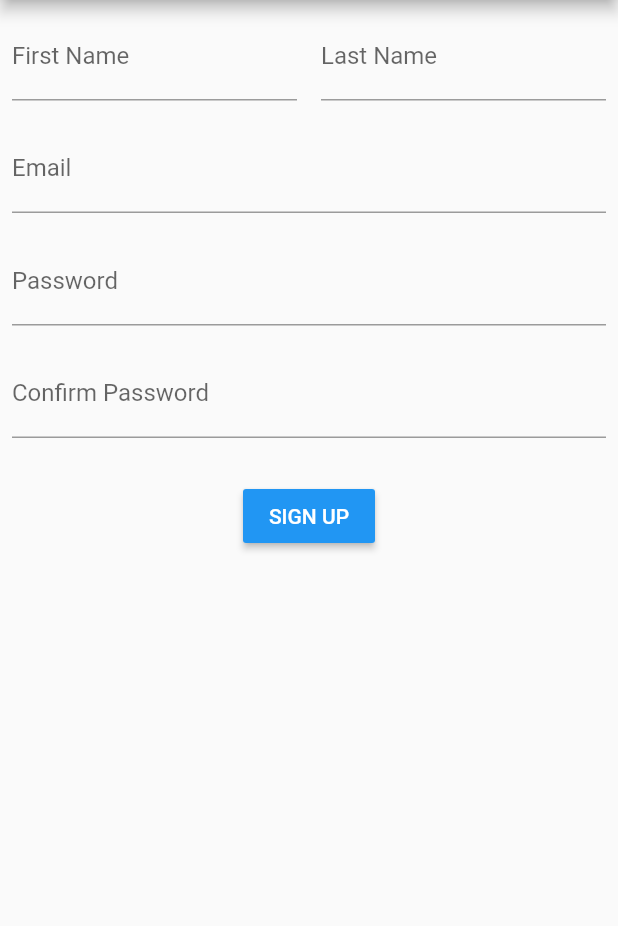
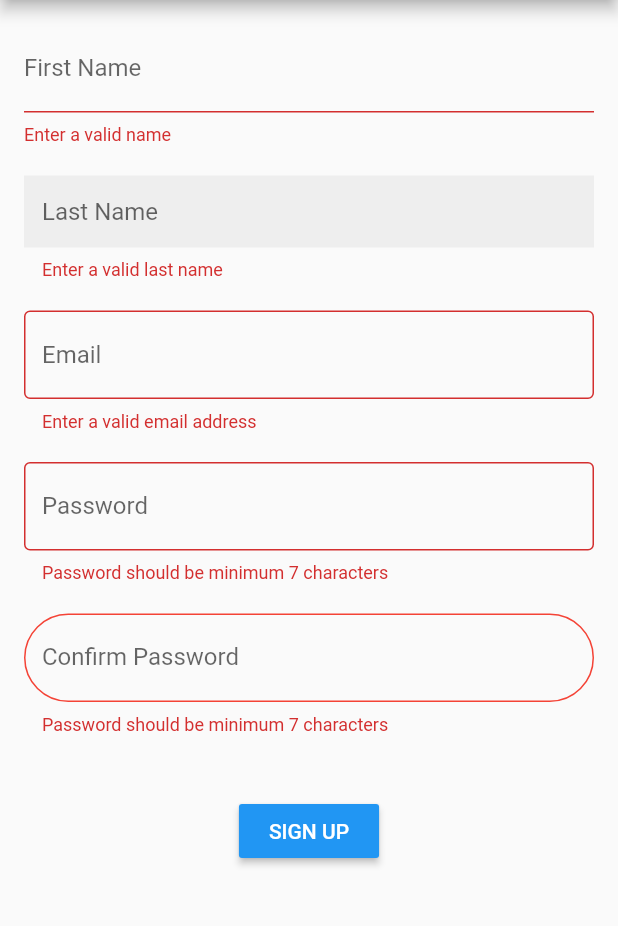
Before and after one commit to hamzawaleed0102/flutter_widgets_showcase, a Flutter app: the FormsScreen screen opened by its route, on a phone screen of 412 x 824 dp, the part 84-1010 px from its top. Run offline on Flutter 3.47's test engine with Material 2 defaults, Android fonts, the phone set to English and light mode, and no system bars; our stand-ins replace validators.

Commit message:
Add form validation and TextFields

```diff
--- /dev/null
+++ b/lib/models/signup_model.dart
@@ -0,0 +1,9 @@
+import 'package:flutter/material.dart';
+
+class SignupModel {
+  String firstName;
+  String lastName;
+  String email;
+  String password;
+  SignupModel({this.firstName, this.lastName, this.email, this.password});
+}
--- a/lib/screens/FormsScreen.dart
+++ b/lib/screens/FormsScreen.dart
@@ -1,62 +1,154 @@
 import 'package:flutter/cupertino.dart';
 import 'package:flutter/material.dart';
 import 'package:flutterplayground/components/SideDrawer.dart';
+import 'package:flutterplayground/models/signup_model.dart';
+import 'package:validators/validators.dart' as validator;
 
 class FormsScreen extends StatefulWidget {
   static const String routeName = "/forms";
   @override
   _FormsScreen createState() => _FormsScreen();
 }
+Future<void> _ackAlert(BuildContext context) {
+  return showDialog<void>(
+    context: context,
+    builder: (BuildContext context) {
+      return AlertDialog(
+        title: Text('Success'),
+        content: const Text('Form validated successfully!'),
+        actions: <Widget>[
+          FlatButton(
+            child: Text('Ok'),
+            onPressed: () {
+              Navigator.of(context).pop();
+            },
+          ),
+        ],
+      );
+    },
+  );
+}
 
 class _FormsScreen extends State<FormsScreen> {
   final _formKey = GlobalKey<FormState>();
+  final _scaffoldKey = GlobalKey<FormState>();
+
+  SignupModel model = new SignupModel();
+  AlertDialog dialog=new AlertDialog();
   @override
   Widget build(BuildContext context) {
-    final halfScreenWidth = MediaQuery.of(context).size.width / 2.0;
     return Scaffold(
+      key: _scaffoldKey,
       drawer: SideDrawer(),
       appBar: AppBar(
         title: Text("Forms"),
         backgroundColor: Colors.blueGrey,
       ),
-      body: Form(
+      body: SingleChildScrollView(
+        child: Padding(
+          padding: const EdgeInsets.all(16.0),
+          child: Form(
             key: _formKey,
             child: Column(
               children: <Widget>[
-            Row(
-              crossAxisAlignment: CrossAxisAlignment.start,
-              mainAxisAlignment: MainAxisAlignment.start,
-              children: <Widget>[
-                Container(
-                  width: halfScreenWidth,
-                  child: MyTextField(
-                    hintText: "First Name",
+                TextFormField(
+                  decoration: InputDecoration(
+                    labelText: "First Name",
                   ),
-                ),
-                Container(
-                  width: halfScreenWidth,
-                  child: MyTextField(
-                    hintText: "Last Name",
-                  ),
-                )
-              ],
-            ),
-            MyTextField(
-              hintText: "Email",
-              isEmail: true,
-            ),
-            MyTextField(
-              hintText: "Password",
-              isPassword: true,
-            ),
-            MyTextField(
-              hintText: "Confirm Password",
-              isPassword: true,
+                  autovalidate: true,
+                  validator: (String val) {
+                    if (val.isEmpty) {
+                      return "Enter a valid name";
+                    }
+                    return null;
+                  },
                 ),
                 SizedBox(height: 20),
+                TextFormField(
+                  decoration: InputDecoration(
+                      fillColor: Colors.grey[200],
+                      filled: true,
+                      hintText: "Last Name",
+                      border: InputBorder.none),
+                  autovalidate: true,
+                  validator: (String val) {
+                    if (val.isEmpty) {
+                      return "Enter a valid last name";
+                    }
+                    return null;
+                  },
+                ),
+                SizedBox(height: 20),
+                TextFormField(
+                  decoration: InputDecoration(
+                    hintText: "Email",
+                    border: OutlineInputBorder(),
+                  ),
+                  keyboardType: TextInputType.emailAddress,
+                  autovalidate: true,
+                  validator: (String val) {
+                    if (!validator.isEmail(val)) {
+                      return "Enter a valid email address";
+                    }
+                    return null;
+                  },
+                ),
+                SizedBox(height: 20),
+                TextFormField(
+                  decoration: InputDecoration(
+                    labelText: "Password",
+                    border: OutlineInputBorder(),
+                  ),
+                  autovalidate: true,
+                  validator: (String val) {
+                    if (val.length < 7) {
+                      return "Password should be minimum 7 characters";
+                    }
+                    _formKey.currentState.save();
+                    return null;
+                  },
+                  onSaved: (String value) {
+                    model.password = value;
+                  },
+                ),
+                SizedBox(height: 20),
+                TextFormField(
+                  decoration: InputDecoration(
+                    enabledBorder: OutlineInputBorder(
+                        borderRadius: BorderRadius.all(Radius.circular(40)),
+                        borderSide: BorderSide(color: Colors.blue)),
+                    focusedBorder: OutlineInputBorder(
+                        borderRadius: BorderRadius.all(Radius.circular(40)),
+                        borderSide: BorderSide(color: Colors.green)),
+                    errorBorder: OutlineInputBorder(
+                        borderRadius: BorderRadius.all(Radius.circular(40)),
+                        borderSide: BorderSide(color: Colors.red)),
+                    focusedErrorBorder: OutlineInputBorder(
+                        borderRadius: BorderRadius.all(Radius.circular(40)),
+                        borderSide: BorderSide(color: Colors.red)),
+                    labelText: "Confirm Password",
+                    focusColor: Colors.red,
+                  ),
+                  autovalidate: true,
+                  validator: (String val) {
+                    if (val.length < 7) {
+                      return "Password should be minimum 7 characters";
+                    } else if (model.password != null &&
+                        val != model.password) {
+                      return "Password does not match";
+                    }
+                    return null;
+                  },
+                ),
+                SizedBox(height: 40),
                 RaisedButton(
+                  padding: EdgeInsets.only(left: 20, right: 20),
                   color: Colors.blue,
-              onPressed: () {},
+                  onPressed: () {
+                    if (_formKey.currentState.validate()) {
+                      _ackAlert(context);
+                    }
+                  },
                   child: Text(
                     "SIGN UP",
                     style: TextStyle(color: Colors.white),
@@ -65,37 +157,7 @@ class _FormsScreen extends State<FormsScreen> {
               ],
             ),
           ),
-    );
-  }
-}
-
-class MyTextField extends StatelessWidget {
-  final String hintText;
-  final Function validator;
-  final Function onSaved;
-  final bool isPassword;
-  final bool isEmail;
-
-  MyTextField({
-    this.hintText,
-    this.validator,
-    this.onSaved,
-    this.isPassword = false,
-    this.isEmail = false,
-  });
-
-  @override
-  Widget build(BuildContext context) {
-    return Padding(
-      padding: EdgeInsets.all(8.0),
-      child: TextFormField(
-        decoration: InputDecoration(
-          labelText: hintText,
         ),
-        obscureText: isPassword,
-        validator: validator,
-        onSaved: onSaved,
-        keyboardType: isEmail ? TextInputType.emailAddress : TextInputType.text,
       ),
     );
   }
--- a/pubspec.yaml
+++ b/pubspec.yaml
@@ -18,6 +18,7 @@ environment:
 
 dependencies:
   http: ^0.12.0+4
+  validators: ^2.0.0
   flutter:
     sdk: flutter
 
```
Also changed, not shown: pubspec.lock. Lines whose indentation alone changed are shown as unchanged.
